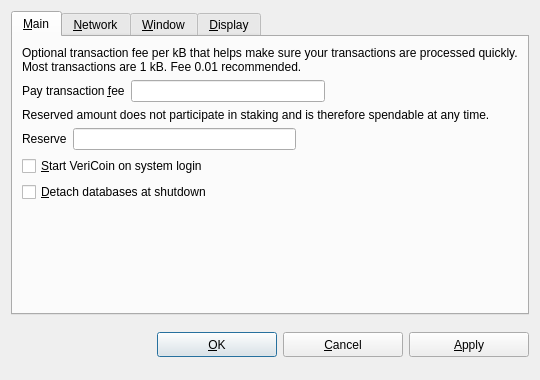
First picture: the form in src/qt/forms/optionsdialog.ui, repository VeriConomy/vericoin, before the edit.
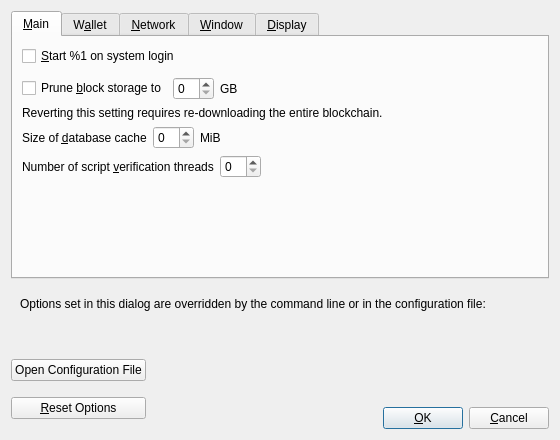
Second picture: the form after the edit. The open tabs and pages were chosen to show the change. Custom widgets are drawn as their Qt base class.

The edit to the form file:
```diff
--- a/src/qt/forms/optionsdialog.ui
+++ b/src/qt/forms/optionsdialog.ui
@@ -6,8 +6,8 @@
    <rect>
     <x>0</x>
     <y>0</y>
-    <width>540</width>
-    <height>380</height>
+    <width>560</width>
+    <height>440</height>
    </rect>
   </property>
   <property name="windowTitle">
@@ -18,130 +18,168 @@
   </property>
   <layout class="QVBoxLayout" name="verticalLayout">
    <item>
-    <widget class="QTabWidget" name="veriSendOptions">
-     <property name="tabPosition">
-      <enum>QTabWidget::North</enum>
-     </property>
+    <widget class="QTabWidget" name="tabWidget">
      <property name="currentIndex">
-      <number>4</number>
+      <number>0</number>
      </property>
      <widget class="QWidget" name="tabMain">
       <attribute name="title">
        <string>&amp;Main</string>
       </attribute>
       <layout class="QVBoxLayout" name="verticalLayout_Main">
-       <item>
-        <widget class="QLabel" name="transactionFeeInfoLabel">
-         <property name="text">
-          <string>Optional transaction fee per kB that helps make sure your transactions are processed quickly. Most transactions are 1 kB. Fee 0.01 recommended.</string>
-         </property>
-         <property name="textFormat">
-          <enum>Qt::PlainText</enum>
-         </property>
-         <property name="wordWrap">
-          <bool>true</bool>
-         </property>
-        </widget>
-       </item>
-       <item>
-        <layout class="QHBoxLayout" name="horizontalLayoutFee">
-         <item>
-          <widget class="QLabel" name="transactionFeeLabel">
-           <property name="text">
-            <string>Pay transaction &amp;fee</string>
-           </property>
-           <property name="textFormat">
-            <enum>Qt::PlainText</enum>
-           </property>
-           <property name="buddy">
-            <cstring>transactionFee</cstring>
-           </property>
-          </widget>
-         </item>
-         <item>
-          <widget class="BitcoinAmountField" name="transactionFee"/>
-         </item>
-         <item>
-          <spacer name="horizontalSpacerFee">
-           <property name="orientation">
-            <enum>Qt::Horizontal</enum>
-           </property>
-           <property name="sizeHint" stdset="0">
-            <size>
-             <width>40</width>
-             <height>20</height>
-            </size>
-           </property>
-          </spacer>
-         </item>
-        </layout>
-       </item>
-       <item>
-        <widget class="QLabel" name="reserveBalanceInfoLabel">
-         <property name="text">
-          <string>Reserved amount does not participate in staking and is therefore spendable at any time.</string>
-         </property>
-         <property name="textFormat">
-          <enum>Qt::PlainText</enum>
-         </property>
-         <property name="wordWrap">
-          <bool>true</bool>
-         </property>
-        </widget>
-       </item>
-       <item>
-        <layout class="QHBoxLayout" name="horizontalLayoutReserveBalance">
-         <item>
-          <widget class="QLabel" name="reserveBalanceLabel">
-           <property name="text">
-            <string>Reserve</string>
-           </property>
-           <property name="textFormat">
-            <enum>Qt::PlainText</enum>
-           </property>
-           <property name="buddy">
-            <cstring>reserveBalance</cstring>
-           </property>
-          </widget>
-         </item>
-         <item>
-          <widget class="BitcoinAmountField" name="reserveBalance"/>
-         </item>
-         <item>
-          <spacer name="horizontalSpacerReserveBalance">
-           <property name="orientation">
-            <enum>Qt::Horizontal</enum>
-           </property>
-           <property name="sizeHint" stdset="0">
-            <size>
-             <width>40</width>
-             <height>20</height>
-            </size>
-           </property>
-          </spacer>
-         </item>
-        </layout>
-       </item>
        <item>
         <widget class="QCheckBox" name="bitcoinAtStartup">
          <property name="toolTip">
-          <string>Automatically start VeriCoin after logging in to the system.</string>
+          <string>Automatically start %1 after logging in to the system.</string>
          </property>
          <property name="text">
-          <string>&amp;Start VeriCoin on system login</string>
+          <string>&amp;Start %1 on system login</string>
          </property>
         </widget>
        </item>
        <item>
-        <widget class="QCheckBox" name="detachDatabases">
-         <property name="toolTip">
-          <string>Detach block and address databases at shutdown. This means they can be moved to another data directory, but it slows down shutdown. The wallet is always detached.</string>
+        <spacer name="horizontalSpacer_0_Main">
+         <property name="orientation">
+          <enum>Qt::Horizontal</enum>
          </property>
+         <property name="sizeHint" stdset="0">
+          <size>
+           <width>40</width>
+           <height>5</height>
+          </size>
+         </property>
+        </spacer>
+       </item>
+       <item>
+       <layout class="QHBoxLayout" name="horizontalLayout_Main_Prune">
+        <item>
+         <widget class="QCheckBox" name="prune">
+          <property name="toolTip">
+           <string>Disables some advanced features but all blocks will still be fully validated. Reverting this setting requires re-downloading the entire blockchain. Actual disk usage may be somewhat higher.</string>
+          </property>
+          <property name="text">
+           <string>Prune &amp;block storage to</string>
+          </property>
+         </widget>
+        </item>
+        <item>
+         <widget class="QSpinBox" name="pruneSize"/>
+        </item>
+         <item>
+          <widget class="QLabel" name="pruneSizeUnitLabel">
+           <property name="text">
+            <string>GB</string>
+           </property>
+           <property name="textFormat">
+            <enum>Qt::PlainText</enum>
+           </property>
+          </widget>
+         </item>
+         <item>
+          <spacer name="horizontalSpacer_Main_Prune">
+           <property name="orientation">
+            <enum>Qt::Horizontal</enum>
+           </property>
+           <property name="sizeHint" stdset="0">
+            <size>
+             <width>40</width>
+             <height>20</height>
+            </size>
+           </property>
+          </spacer>
+         </item>
+        </layout>
+       </item>
+       <item>
+        <widget class="QLabel" name="pruneWarning">
          <property name="text">
-          <string>&amp;Detach databases at shutdown</string>
+          <string>Reverting this setting requires re-downloading the entire blockchain.</string>
          </property>
+         <property name="textFormat">
+          <enum>Qt::PlainText</enum>
+         </property>
         </widget>
        </item>
+       <item>
+        <layout class="QHBoxLayout" name="horizontalLayout_2_Main">
+         <item>
+          <widget class="QLabel" name="databaseCacheLabel">
+           <property name="text">
+            <string>Size of &amp;database cache</string>
+           </property>
+           <property name="textFormat">
+            <enum>Qt::PlainText</enum>
+           </property>
+           <property name="buddy">
+            <cstring>databaseCache</cstring>
+           </property>
+          </widget>
+         </item>
+         <item>
+          <widget class="QSpinBox" name="databaseCache"/>
+         </item>
+         <item>
+          <widget class="QLabel" name="databaseCacheUnitLabel">
+           <property name="text">
+            <string>MiB</string>
+           </property>
+           <property name="textFormat">
+            <enum>Qt::PlainText</enum>
+           </property>
+          </widget>
+         </item>
+         <item>
+          <spacer name="horizontalSpacer_2_Main">
+           <property name="orientation">
+            <enum>Qt::Horizontal</enum>
+           </property>
+           <property name="sizeHint" stdset="0">
+            <size>
+             <width>40</width>
+             <height>20</height>
+            </size>
+           </property>
+          </spacer>
+         </item>
+        </layout>
+       </item>
+       <item>
+        <layout class="QHBoxLayout" name="horizontalLayout_Main_VerifyLabel">
+         <item>
+          <widget class="QLabel" name="threadsScriptVerifLabel">
+           <property name="text">
+            <string>Number of script &amp;verification threads</string>
+           </property>
+           <property name="textFormat">
+            <enum>Qt::PlainText</enum>
+           </property>
+           <property name="buddy">
+            <cstring>threadsScriptVerif</cstring>
+           </property>
+          </widget>
+         </item>
+         <item>
+          <widget class="QSpinBox" name="threadsScriptVerif">
+           <property name="toolTip">
+            <string>(0 = auto, &lt;0 = leave that many cores free)</string>
+           </property>
+          </widget>
+         </item>
+         <item>
+          <spacer name="horizontalSpacer_Main_Threads">
+           <property name="orientation">
+            <enum>Qt::Horizontal</enum>
+           </property>
+           <property name="sizeHint" stdset="0">
+            <size>
+             <width>40</width>
+             <height>20</height>
+            </size>
+           </property>
+          </spacer>
+         </item>
+        </layout>
+       </item>
        <item>
         <spacer name="verticalSpacer_Main">
          <property name="orientation">
@@ -157,6 +195,55 @@
        </item>
       </layout>
      </widget>
+     <widget class="QWidget" name="tabWallet">
+      <attribute name="title">
+       <string>W&amp;allet</string>
+      </attribute>
+      <layout class="QVBoxLayout" name="verticalLayout_Wallet">
+       <item>
+        <widget class="QGroupBox" name="groupBox">
+         <property name="title">
+          <string>Expert</string>
+         </property>
+         <layout class="QVBoxLayout" name="verticalLayout_2">
+          <item>
+           <widget class="QCheckBox" name="coinControlFeatures">
+            <property name="toolTip">
+             <string>Whether to show coin control features or not.</string>
+            </property>
+            <property name="text">
+             <string>Enable coin &amp;control features</string>
+            </property>
+           </widget>
+          </item>
+          <item>
+           <widget class="QCheckBox" name="spendZeroConfChange">
+            <property name="toolTip">
+             <string>If you disable the spending of unconfirmed change, the change from a transaction cannot be used until that transaction has at least one confirmation. This also affects how your balance is computed.</string>
+            </property>
+            <property name="text">
+             <string>&amp;Spend unconfirmed change</string>
+            </property>
+           </widget>
+          </item>
+         </layout>
+        </widget>
+       </item>
+       <item>
+        <spacer name="verticalSpacer_Wallet">
+         <property name="orientation">
+          <enum>Qt::Vertical</enum>
+         </property>
+         <property name="sizeHint" stdset="0">
+          <size>
+           <width>20</width>
+           <height>40</height>
+          </size>
+         </property>
+        </spacer>
+       </item>
+      </layout>
+     </widget>
      <widget class="QWidget" name="tabNetwork">
       <attribute name="title">
        <string>&amp;Network</string>
@@ -165,25 +252,35 @@
        <item>
         <widget class="QCheckBox" name="mapPortUpnp">
          <property name="toolTip">
-          <string>Automatically open the VeriCoin client port on the router. This only works when your router supports UPnP and it is enabled.</string>
+          <string>Automatically open the Verium client port on the router. This only works when your router supports UPnP and it is enabled.</string>
          </property>
          <property name="text">
           <string>Map port using &amp;UPnP</string>
          </property>
         </widget>
        </item>
+       <item>
+        <widget class="QCheckBox" name="allowIncoming">
+         <property name="toolTip">
+          <string>Accept connections from outside.</string>
+         </property>
+         <property name="text">
+          <string>Allow incomin&amp;g connections</string>
+         </property>
+        </widget>
+       </item>
        <item>
         <widget class="QCheckBox" name="connectSocks">
          <property name="toolTip">
-          <string>Connect to the VeriCoin network through a SOCKS proxy (e.g. when connecting through Tor).</string>
+          <string>Connect to the Verium network through a SOCKS5 proxy.</string>
          </property>
          <property name="text">
-          <string>&amp;Connect through SOCKS proxy:</string>
+          <string>&amp;Connect through SOCKS5 proxy (default proxy):</string>
          </property>
         </widget>
        </item>
        <item>
-        <layout class="QHBoxLayout" name="horizontalLayout_Network">
+        <layout class="QHBoxLayout" name="horizontalLayout_1_Network">
          <item>
           <widget class="QLabel" name="proxyIpLabel">
            <property name="text">
@@ -199,6 +296,12 @@
          </item>
          <item>
           <widget class="QValidatedLineEdit" name="proxyIp">
+           <property name="minimumSize">
+            <size>
+             <width>140</width>
+             <height>0</height>
+            </size>
+           </property>
            <property name="maximumSize">
             <size>
              <width>140</width>
@@ -206,7 +309,7 @@
             </size>
            </property>
            <property name="toolTip">
-            <string>IP address of the proxy (e.g. 127.0.0.1)</string>
+            <string>IP address of the proxy (e.g. IPv4: 127.0.0.1 / IPv6: ::1)</string>
            </property>
           </widget>
          </item>
@@ -225,6 +328,12 @@
          </item>
          <item>
           <widget class="QLineEdit" name="proxyPort">
+           <property name="minimumSize">
+            <size>
+             <width>55</width>
+             <height>0</height>
+            </size>
+           </property>
            <property name="maximumSize">
             <size>
              <width>55</width>
@@ -237,27 +346,194 @@
           </widget>
          </item>
          <item>
-          <widget class="QLabel" name="socksVersionLabel">
+          <spacer name="horizontalSpacer_1_Network">
+           <property name="orientation">
+            <enum>Qt::Horizontal</enum>
+           </property>
+           <property name="sizeHint" stdset="0">
+            <size>
+             <width>40</width>
+             <height>20</height>
+            </size>
+           </property>
+          </spacer>
+         </item>
+        </layout>
+       </item>
+       <item>
+        <layout class="QHBoxLayout" name="horizontalLayout_2_Network">
+         <item>
+          <widget class="QLabel" name="proxyActiveNets">
            <property name="text">
-            <string>SOCKS &amp;Version:</string>
+            <string>Used for reaching peers via:</string>
            </property>
            <property name="textFormat">
             <enum>Qt::PlainText</enum>
            </property>
+          </widget>
+         </item>
+         <item>
+          <widget class="QCheckBox" name="proxyReachIPv4">
+           <property name="enabled">
+            <bool>false</bool>
+           </property>
+           <property name="toolTip">
+            <string>Shows if the supplied default SOCKS5 proxy is used to reach peers via this network type.</string>
+           </property>
+           <property name="text">
+            <string/>
+           </property>
+          </widget>
+         </item>
+         <item>
+          <widget class="QLabel" name="proxyReachIPv4Label">
+           <property name="text">
+            <string>IPv4</string>
+           </property>
+           <property name="textFormat">
+            <enum>Qt::PlainText</enum>
+           </property>
+          </widget>
+         </item>
+         <item>
+          <widget class="QCheckBox" name="proxyReachIPv6">
+           <property name="enabled">
+            <bool>false</bool>
+           </property>
+           <property name="toolTip">
+            <string>Shows if the supplied default SOCKS5 proxy is used to reach peers via this network type.</string>
+           </property>
+           <property name="text">
+            <string/>
+           </property>
+          </widget>
+         </item>
+         <item>
+          <widget class="QLabel" name="proxyReachIPv6Label">
+           <property name="text">
+            <string>IPv6</string>
+           </property>
+           <property name="textFormat">
+            <enum>Qt::PlainText</enum>
+           </property>
+          </widget>
+         </item>
+         <item>
+          <widget class="QCheckBox" name="proxyReachTor">
+           <property name="enabled">
+            <bool>false</bool>
+           </property>
+           <property name="toolTip">
+            <string>Shows if the supplied default SOCKS5 proxy is used to reach peers via this network type.</string>
+           </property>
+           <property name="text">
+            <string/>
+           </property>
+          </widget>
+         </item>
+         <item>
+          <widget class="QLabel" name="proxyReachTorLabel">
+           <property name="text">
+            <string>Tor</string>
+           </property>
+           <property name="textFormat">
+            <enum>Qt::PlainText</enum>
+           </property>
+          </widget>
+         </item>
+         <item>
+          <spacer name="horizontalSpacer_2_Network">
+           <property name="orientation">
+            <enum>Qt::Horizontal</enum>
+           </property>
+           <property name="sizeHint" stdset="0">
+            <size>
+             <width>40</width>
+             <height>20</height>
+            </size>
+           </property>
+          </spacer>
+         </item>
+        </layout>
+       </item>
+       <item>
+        <widget class="QCheckBox" name="connectSocksTor">
+         <property name="toolTip">
+          <string>Connect to the Verium network through a separate SOCKS5 proxy for Tor hidden services.</string>
+         </property>
+         <property name="text">
+          <string>Use separate SOCKS&amp;5 proxy to reach peers via Tor hidden services:</string>
+         </property>
+        </widget>
+       </item>
+       <item>
+        <layout class="QHBoxLayout" name="horizontalLayout_3_Network">
+         <item>
+          <widget class="QLabel" name="proxyIpTorLabel">
+           <property name="text">
+            <string>Proxy &amp;IP:</string>
+           </property>
+           <property name="textFormat">
+            <enum>Qt::PlainText</enum>
+           </property>
            <property name="buddy">
-            <cstring>socksVersion</cstring>
+            <cstring>proxyIpTor</cstring>
            </property>
           </widget>
          </item>
          <item>
-          <widget class="QValueComboBox" name="socksVersion">
+          <widget class="QValidatedLineEdit" name="proxyIpTor">
+           <property name="minimumSize">
+            <size>
+             <width>140</width>
+             <height>0</height>
+            </size>
+           </property>
+           <property name="maximumSize">
+            <size>
+             <width>140</width>
+             <height>16777215</height>
+            </size>
+           </property>
            <property name="toolTip">
-            <string>SOCKS version of the proxy (e.g. 5)</string>
+            <string>IP address of the proxy (e.g. IPv4: 127.0.0.1 / IPv6: ::1)</string>
            </property>
           </widget>
          </item>
          <item>
-          <spacer name="horizontalSpacer_Network">
+          <widget class="QLabel" name="proxyPortTorLabel">
+           <property name="text">
+            <string>&amp;Port:</string>
+           </property>
+           <property name="textFormat">
+            <enum>Qt::PlainText</enum>
+           </property>
+           <property name="buddy">
+            <cstring>proxyPortTor</cstring>
+           </property>
+          </widget>
+         </item>
+         <item>
+          <widget class="QLineEdit" name="proxyPortTor">
+           <property name="minimumSize">
+            <size>
+             <width>55</width>
+             <height>0</height>
+            </size>
+           </property>
+           <property name="maximumSize">
+            <size>
+             <width>55</width>
+             <height>16777215</height>
+            </size>
+           </property>
+           <property name="toolTip">
+            <string>Port of the proxy (e.g. 9050)</string>
+           </property>
+          </widget>
+         </item>
+         <item>
+          <spacer name="horizontalSpacer_4_Network">
            <property name="orientation">
             <enum>Qt::Horizontal</enum>
            </property>
@@ -291,6 +567,16 @@
        <string>&amp;Window</string>
       </attribute>
       <layout class="QVBoxLayout" name="verticalLayout_Window">
+       <item>
+        <widget class="QCheckBox" name="hideTrayIcon">
+         <property name="toolTip">
+          <string>Hide the icon from the system tray.</string>
+         </property>
+         <property name="text">
+          <string>&amp;Hide tray icon</string>
+         </property>
+        </widget>
+       </item>
        <item>
         <widget class="QCheckBox" name="minimizeToTray">
          <property name="toolTip">
@@ -304,7 +590,7 @@
        <item>
         <widget class="QCheckBox" name="minimizeOnClose">
          <property name="toolTip">
-          <string>Minimize instead of exit the application when the window is closed. When this option is enabled, the application will be closed only after selecting Quit in the menu.</string>
+          <string>Minimize instead of exit the application when the window is closed. When this option is enabled, the application will be closed only after selecting Exit in the menu.</string>
          </property>
          <property name="text">
           <string>M&amp;inimize on close</string>
@@ -349,7 +635,7 @@
          <item>
           <widget class="QValueComboBox" name="lang">
            <property name="toolTip">
-            <string>The user interface language can be set here. This setting will take effect after restarting VeriCoin.</string>
+            <string>The user interface language can be set here. This setting will take effect after restarting %1.</string>
            </property>
           </widget>
          </item>
@@ -380,119 +666,29 @@
         </layout>
        </item>
        <item>
-        <layout class="QHBoxLayout" name="horizontalLayout">
-         <property name="leftMargin">
-          <number>0</number>
-         </property>
-         <property name="topMargin">
-          <number>0</number>
-         </property>
-         <property name="rightMargin">
-          <number>2</number>
-         </property>
-         <property name="bottomMargin">
-          <number>0</number>
-         </property>
+        <layout class="QHBoxLayout" name="horizontalLayout_3_Display">
          <item>
-          <widget class="QLabel" name="decimalLabel">
-           <property name="sizePolicy">
-            <sizepolicy hsizetype="Minimum" vsizetype="Fixed">
-             <horstretch>0</horstretch>
-             <verstretch>0</verstretch>
-            </sizepolicy>
-           </property>
-           <property name="minimumSize">
-            <size>
-             <width>0</width>
-             <height>0</height>
-            </size>
-           </property>
-           <property name="maximumSize">
-            <size>
-             <width>16777215</width>
-             <height>16777215</height>
-            </size>
-           </property>
-           <property name="baseSize">
-            <size>
-             <width>0</width>
-             <height>0</height>
-            </size>
-           </property>
-           <property name="layoutDirection">
-            <enum>Qt::LeftToRight</enum>
+          <widget class="QLabel" name="thirdPartyTxUrlsLabel">
+           <property name="toolTip">
+            <string>Third party URLs (e.g. a block explorer) that appear in the transactions tab as context menu items. %s in the URL is replaced by transaction hash. Multiple URLs are separated by vertical bar |.</string>
            </property>
            <property name="text">
-            <string>Choose how many decimal places you prefer to display:</string>
+            <string>&amp;Third party transaction URLs</string>
+           </property>
+           <property name="buddy">
+            <cstring>thirdPartyTxUrls</cstring>
            </property>
           </widget>
          </item>
          <item>
-          <widget class="QSpinBox" name="decimalPoints">
-           <property name="sizePolicy">
-            <sizepolicy hsizetype="Fixed" vsizetype="Fixed">
-             <horstretch>0</horstretch>
-             <verstretch>0</verstretch>
-            </sizepolicy>
-           </property>
-           <property name="minimumSize">
-            <size>
-             <width>0</width>
-             <height>28</height>
-            </size>
-           </property>
-           <property name="maximumSize">
-            <size>
-             <width>16777215</width>
-             <height>16777215</height>
-            </size>
-           </property>
+          <widget class="QLineEdit" name="thirdPartyTxUrls">
            <property name="toolTip">
-            <string>&lt;html&gt;&lt;head/&gt;&lt;body&gt;&lt;p&gt;How many decimal places to display. Depending on the unit of currency, you may see fewer decimal places.&lt;/p&gt;&lt;/body&gt;&lt;/html&gt;</string>
-           </property>
-           <property name="layoutDirection">
-            <enum>Qt::LeftToRight</enum>
-           </property>
-           <property name="alignment">
-            <set>Qt::AlignRight|Qt::AlignTrailing|Qt::AlignVCenter</set>
-           </property>
-           <property name="maximum">
-            <number>8</number>
-           </property>
-           <property name="value">
-            <number>8</number>
+            <string>Third party URLs (e.g. a block explorer) that appear in the transactions tab as context menu items. %s in the URL is replaced by transaction hash. Multiple URLs are separated by vertical bar |.</string>
            </property>
           </widget>
          </item>
         </layout>
        </item>
-       <item>
-        <widget class="QCheckBox" name="displayAddresses">
-         <property name="toolTip">
-          <string>Whether to show VeriCoin addresses in the transaction list or not.</string>
-         </property>
-         <property name="text">
-          <string>&amp;Display addresses in transaction list</string>
-         </property>
-        </widget>
-       </item>
-       <item>
-        <widget class="QCheckBox" name="coinControlFeatures">
-         <property name="toolTip">
-          <string>Whether to show coin control features or not.</string>
-         </property>
-         <property name="text">
-          <string>Display coin &amp;control features (experts only!)</string>
-         </property>
-        </widget>
-       </item>
-       <item>
-        <widget class="QCheckBox" name="hideAmounts">
-         <property name="text">
-          <string>Hide amounts for privacy (***.**)</string>
-         </property>
-        </widget>
-       </item>
        <item>
         <spacer name="verticalSpacer_Display">
          <property name="orientation">
@@ -510,8 +706,84 @@
      </widget>
     </widget>
    </item>
+   <item>
+    <widget class="QFrame" name="frame">
+     <layout class="QVBoxLayout" name="verticalLayout_Bottom">
+      <item>
+       <layout class="QHBoxLayout" name="horizontalLayout_Bottom">
+        <item>
+         <widget class="QLabel" name="overriddenByCommandLineInfoLabel">
+          <property name="text">
+           <string>Options set in this dialog are overridden by the command line or in the configuration file:</string>
+          </property>
+          <property name="textFormat">
+           <enum>Qt::PlainText</enum>
+          </property>
+         </widget>
+        </item>
+        <item>
+         <spacer name="horizontalSpacer_Bottom">
+          <property name="orientation">
+           <enum>Qt::Horizontal</enum>
+          </property>
+          <property name="sizeHint" stdset="0">
+           <size>
+            <width>40</width>
+            <height>20</height>
+           </size>
+          </property>
+         </spacer>
+        </item>
+       </layout>
+      </item>
+      <item>
+       <widget class="QLabel" name="overriddenByCommandLineLabel">
+        <property name="text">
+         <string/>
+        </property>
+        <property name="textFormat">
+         <enum>Qt::PlainText</enum>
+        </property>
+        <property name="wordWrap">
+         <bool>true</bool>
+        </property>
+       </widget>
+      </item>
+     </layout>
+    </widget>
+   </item>
    <item>
     <layout class="QHBoxLayout" name="horizontalLayout_Buttons">
+     <item>
+      <layout class="QVBoxLayout" name="verticalLayout_Buttons">
+       <item>
+        <widget class="QPushButton" name="openBitcoinConfButton">
+         <property name="toolTip">
+          <string>Open the %1 configuration file from the working directory.</string>
+         </property>
+         <property name="text">
+          <string>Open Configuration File</string>
+         </property>
+         <property name="autoDefault">
+          <bool>false</bool>
+         </property>
+        </widget>
+       </item>
+       <item>
+        <widget class="QPushButton" name="resetButton">
+         <property name="toolTip">
+          <string>Reset all client options to default.</string>
+         </property>
+         <property name="text">
+          <string>&amp;Reset Options</string>
+         </property>
+         <property name="autoDefault">
+          <bool>false</bool>
+         </property>
+        </widget>
+       </item>
+      </layout>
+     </item>
      <item>
       <spacer name="horizontalSpacer_1">
        <property name="orientation">
@@ -527,6 +799,18 @@
      </item>
      <item>
       <widget class="QLabel" name="statusLabel">
+       <property name="minimumSize">
+        <size>
+         <width>200</width>
+         <height>0</height>
+        </size>
+       </property>
+       <property name="font">
+        <font>
+         <weight>75</weight>
+         <bold>true</bold>
+        </font>
+       </property>
        <property name="text">
         <string/>
        </property>
@@ -552,49 +836,48 @@
       </spacer>
      </item>
      <item>
-      <widget class="QPushButton" name="okButton">
-       <property name="minimumSize">
-        <size>
-         <width>120</width>
-         <height>25</height>
-        </size>
-       </property>
-       <property name="text">
-        <string>&amp;OK</string>
-       </property>
-      </widget>
-     </item>
-     <item>
-      <widget class="QPushButton" name="cancelButton">
-       <property name="minimumSize">
-        <size>
-         <width>120</width>
-         <height>25</height>
-        </size>
-       </property>
-       <property name="text">
-        <string>&amp;Cancel</string>
-       </property>
-       <property name="autoDefault">
-        <bool>false</bool>
-       </property>
-      </widget>
-     </item>
-     <item>
-      <widget class="QPushButton" name="applyButton">
-       <property name="minimumSize">
-        <size>
-         <width>120</width>
-         <height>25</height>
-        </size>
-       </property>
-       <property name="text">
-        <string>&amp;Apply</string>
-       </property>
-       <property name="autoDefault">
-        <bool>false</bool>
-       </property>
-      </widget>
+      <layout class="QVBoxLayout" name="verticalLayout_4">
+       <item>
+        <spacer name="verticalSpacer">
+         <property name="orientation">
+          <enum>Qt::Vertical</enum>
+         </property>
+         <property name="sizeHint" stdset="0">
+          <size>
+           <width>20</width>
+           <height>40</height>
+          </size>
+         </property>
+        </spacer>
+       </item>
+       <item>
+        <layout class="QHBoxLayout" name="horizontalLayout">
+         <item>
+          <widget class="QPushButton" name="okButton">
+           <property name="text">
+            <string>&amp;OK</string>
+           </property>
+           <property name="autoDefault">
+            <bool>false</bool>
+           </property>
+           <property name="default">
+            <bool>true</bool>
+           </property>
+          </widget>
+         </item>
+         <item>
+          <widget class="QPushButton" name="cancelButton">
+           <property name="text">
+            <string>&amp;Cancel</string>
+           </property>
+           <property name="autoDefault">
+            <bool>false</bool>
+           </property>
+          </widget>
+         </item>
+        </layout>
+       </item>
+      </layout>
      </item>
     </layout>
    </item>
@@ -604,13 +887,7 @@
   <customwidget>
    <class>QValidatedLineEdit</class>
    <extends>QLineEdit</extends>
-   <header>qvalidatedlineedit.h</header>
-  </customwidget>
-  <customwidget>
-   <class>BitcoinAmountField</class>
-   <extends>QLineEdit</extends>
-   <header>bitcoinamountfield.h</header>
-   <container>1</container>
+   <header>qt/qvalidatedlineedit.h</header>
   </customwidget>
   <customwidget>
    <class>QValueComboBox</class>
```
Left out of the diff: 2 changed lines with no effect on the pictures.
